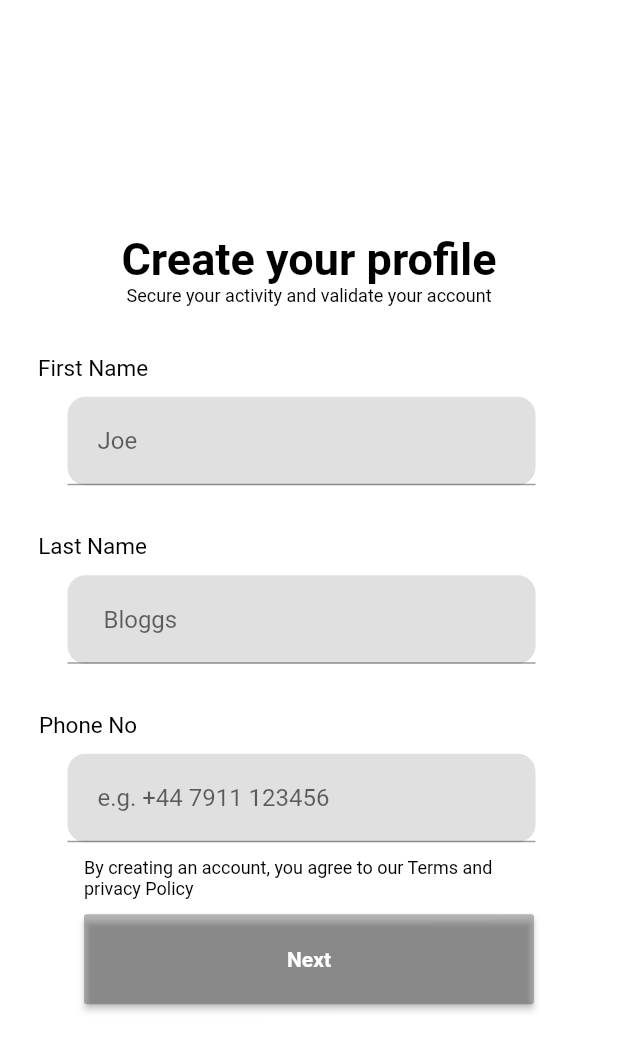
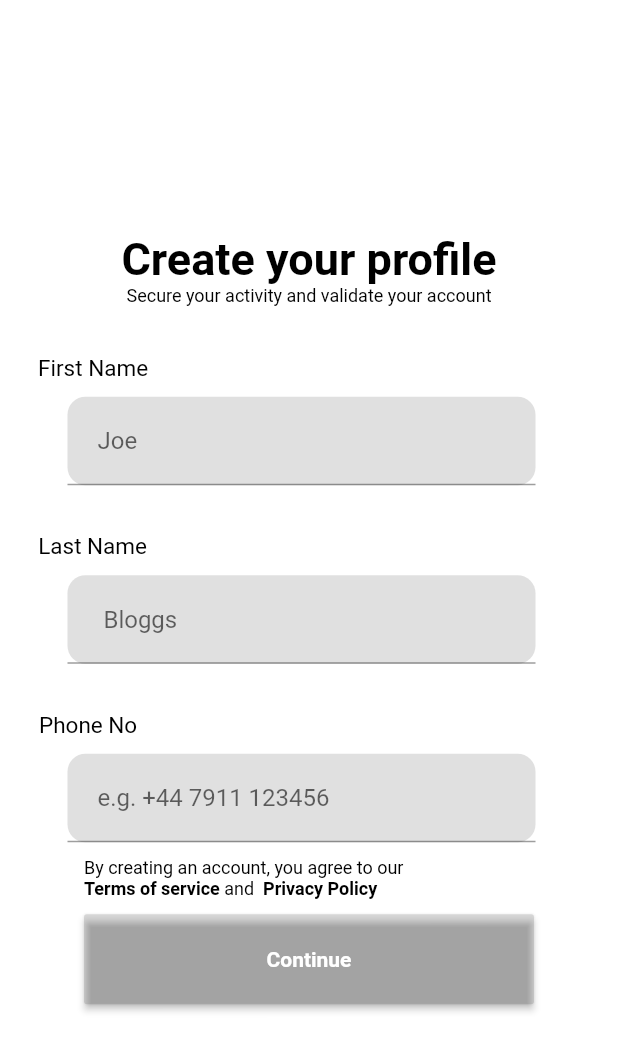
Before and after one commit to GuestRegistration/hostapp, a Flutter app: the CreateaccountScreen screen opened directly, after a tap on "Create your account", on a phone screen of 412 x 824 dp. Shown: the top 1051 px of the screen. Run offline on Flutter 3.47's test engine with Material 2 defaults, Android fonts, the phone set to English and light mode, and no system bars; our stand-ins replace cloud_firestore, device_info, firebase_auth, firebase_database, firebase_dynamic_links, flutter_secure_storage and 6 more; missing offline and left inert: apple_sign_in, firebase_auth_web, firebase_core_web, google_sign_in_web, shared_preferences_web; accounts and stored records are empty; statements that could not run were skipped.

Commit message:
Feb 10 changes

```diff
--- a/lib/src/screen/auth_screen.dart
+++ b/lib/src/screen/auth_screen.dart
@@ -661,7 +661,7 @@ try {
                               }); */
                             },
                             child: const Text(
-                              'with Google',
+                              'Google',
                               style: TextStyle(
                                   color: Colors.black,
                                   fontWeight: FontWeight.bold),
@@ -690,7 +690,7 @@ try {
                               //function call for apple sign up
                             },
                             child: const Text(
-                              'with Apple',
+                              'Apple',
                               style: TextStyle(
                                   color: Colors.black,
                                   fontWeight: FontWeight.bold),
--- a/lib/src/screen/createaccount.dart
+++ b/lib/src/screen/createaccount.dart
@@ -224,7 +224,7 @@ class _CreateaccountScreenState extends State<CreateaccountScreen> {
                       });
                     },
                     child: const Text(
-                      'With Google',
+                      'Google',
                       style: TextStyle(
                           color: Colors.black, fontWeight: FontWeight.bold),
                     ),
@@ -246,7 +246,7 @@ class _CreateaccountScreenState extends State<CreateaccountScreen> {
                       });
                     },
                     child: const Text(
-                      'with apple',
+                      'Apple',
                       style: TextStyle(
                           color: Colors.black, fontWeight: FontWeight.bold),
                     ),
--- a/lib/src/screen/login_page.dart
+++ b/lib/src/screen/login_page.dart
@@ -9,7 +9,6 @@ import 'package:flutter/services.dart';
 import 'dart:async' show Future;
 import 'package:cloud_firestore/cloud_firestore.dart';
 import 'signupcomplete.dart';
-
 
 class LoginPage extends StatefulWidget {
   final String email, existingemail;
@@ -31,10 +30,12 @@ class _LoginPageState extends State<LoginPage> with WidgetsBindingObserver {
   TextEditingController phone = new TextEditingController();
   TextEditingController propertiesname = new TextEditingController();
   TextEditingController role = new TextEditingController();
-
+  //bool _btnEnabled = false;
   var hostProperty, hostrole;
   List host1;
-
+  bool isButtonEnabled = true;
+  bool  errorflag = false;
+  var buttoncolor;
   void initState() {
     super.initState();
 
@@ -43,9 +44,36 @@ class _LoginPageState extends State<LoginPage> with WidgetsBindingObserver {
     //hosts = List();
     email1 = "${widget.existingemail}";
     print(email1);
+
+
     WidgetsBinding.instance.addObserver(this);
   }
+isEmpty(){
+   /*if ((name.text == "") &&
+        (lastname.text == "") &&
+        (phone.text == "")) {
+          print(" isButtonEnabled = true;");
+        setState(() {
+             isButtonEnabled = true;
+        });
 
+    } */
+    if(name.text != "" && lastname.text != "" && phone.text != ""){
+      setState(() {
+         print(" isButtonEnabled = false;");
+        isButtonEnabled =false;
+      });
+    }
+    else {
+             print(" isButtonEnabled = false;");
+
+       setState(() {
+         isButtonEnabled = true;
+       });
+
+    }
+
+}
   getData() async {
     return Firestore.instance.collection('users').snapshots();
   }
@@ -148,8 +176,16 @@ class _LoginPageState extends State<LoginPage> with WidgetsBindingObserver {
 
   @override
   Widget build(BuildContext context) {
+   // print(isButtonEnabled);
+
+   if (isButtonEnabled == false) {
+     buttoncolor = Colors.black;
+   } else {
+     buttoncolor = Colors.black12;
+   }
     return Scaffold(
       //backgroundColor: Color(0xff151232),
+
       backgroundColor: Colors.white,
       key: scaffoldkey,
       body: Container(
@@ -168,6 +204,15 @@ class _LoginPageState extends State<LoginPage> with WidgetsBindingObserver {
                   // const Text("You are not currently signed in."),
                   new SizedBox(
                     height: 1.0,
+                  ),
+                  Visibility(child:  Text(
+                    "one or more fields are incomplete",
+                    style: TextStyle(
+                        color: Colors.black,
+                        fontWeight: FontWeight.bold,
+                        fontSize: 30.0),
+                  ),
+                  visible: errorflag,
                   ),
                   Text(
                     "Create your profile",
@@ -210,9 +255,25 @@ class _LoginPageState extends State<LoginPage> with WidgetsBindingObserver {
                           color: Colors.black12,
                           borderRadius: new BorderRadius.circular(12.0)),
                       child: new TextFormField(
+
                           controller: name,
+                          onChanged: (val){
+                          isEmpty();
+                        },
                           validator: (value) {
+                            /*
+                                 if (txt.length == 10){
+          setState((){
+            _btnEnabled = true;
+          });
+        } else {
+          setState((){
+            _btnEnabled = false;
+          });
+      }
+                             */
                             if (value.isEmpty) {
+
                               return "Please Enter First Name";
                             }
                             return null;
@@ -252,9 +313,15 @@ class _LoginPageState extends State<LoginPage> with WidgetsBindingObserver {
                           borderRadius: new BorderRadius.circular(12.0)),
                       child: new TextFormField(
                           controller: lastname,
+                          onChanged: (val){
+                          isEmpty();
+                        },
                           validator: (value) {
                             if (value.isEmpty) {
+
                               return "Please Enter Last Name";
+                            } else {
+
                             }
                             return null;
                           },
@@ -294,6 +361,9 @@ class _LoginPageState extends State<LoginPage> with WidgetsBindingObserver {
                           borderRadius: new BorderRadius.circular(12.0)),
                       child: new TextFormField(
                           // initialValue: "",
+                          onChanged: (val){
+                          isEmpty();
+                        },
                           controller: phone,
                           //keyboardType: TextInputType.emailAddress,
                           keyboardType: TextInputType.phone,
@@ -301,6 +371,7 @@ class _LoginPageState extends State<LoginPage> with WidgetsBindingObserver {
                           autofocus: false,
                           validator: validateMobile,
                           onSaved: (String val) {
+
                             mobile = val;
                           },
                           decoration: InputDecoration(
@@ -319,31 +390,73 @@ class _LoginPageState extends State<LoginPage> with WidgetsBindingObserver {
                     child: Align(
                       //alignment: Alignment.topLeft,
                       //     widthFactor: left
-                      child: Container(
-                        child: Text(
-                          "By creating an account, you agree to our Terms and privacy Policy ",
+                      child: Column(
+                        children: <Widget>[
+                          Container(
+                            child:Row(
+                              children: <Widget>[
+                                Text(
+                                  "By creating an account, you agree to our",
                                   style: TextStyle(color: Colors.black, fontSize: 12.0),
                                 ),
+                                //Text("Terms of service",style: TextStyle(fontWeight: FontWeight.bold,color: Colors.black, fontSize: 12.0),),
+                                 //Text("and",style: TextStyle(color: Colors.black, fontSize: 12.0),),
+                              //  Text("privacy Policy ",style: TextStyle(fontWeight: FontWeight.bold,color: Colors.black, fontSize: 12.0),)
+
+
+                              ],
+                            ),
+                          ),
+                            Container(
+                            child:Row(
+                              children: <Widget>[
+
+                                Text("Terms of service ",style: TextStyle(fontWeight: FontWeight.bold,color: Colors.black, fontSize: 12.0),),
+                                 Text("and ",style: TextStyle(color: Colors.black, fontSize: 12.0),),
+                                Text(" Privacy Policy ",style: TextStyle(fontWeight: FontWeight.bold,color: Colors.black, fontSize: 12.0),)
+
+
+                              ],
+                            ),
+                          ),
+                        ],
                       ),
                     ),
                   ),
                   SizedBox(
                     height: 10.0,
                   ),
+
                   new SizedBox(
                     width: 300.0,
                     height: 60.0,
+                    child: AbsorbPointer(
+                      absorbing: isButtonEnabled,
+                     //fase
+                   //  print("isButtonEnabled"),
+                // absorbing: true,
                        child: new RaisedButton(
                           child: const Text(
-                          'Next',
+                            'Continue',
                             style: TextStyle(
                                 color: Colors.white, fontWeight: FontWeight.bold),
                           ),
                           //color: Color(0xff6839ed),
-                        color: Colors.black26,
+                          //color: Colors.black12,
+                          color: buttoncolor,
                           onPressed: () {
-                          //  addUser();
+                            // _btnEnabled == true ? print("hai") : null;
+
                             if (formKey.currentState.validate()) {
+                              if (name.text == "" && phone.text == "" && lastname.text == "") {
+                                setState(() {
+                                  errorflag = true;
+                                });
+                              } else {
+                                setState(() {
+                                  errorflag = false;
+                                });
+                              }
                               setState(() {
                                 addUser();
                               });
@@ -357,7 +470,10 @@ class _LoginPageState extends State<LoginPage> with WidgetsBindingObserver {
                                 content: Text("Failed to Add user details"),
                               ));
                             }
-                        }),
+                          }
+                          //_btnEnabled:true
+                          ),
+                    ),
                   ),
                 ],
               ),
```
Lines whose indentation alone changed are shown as unchanged.
